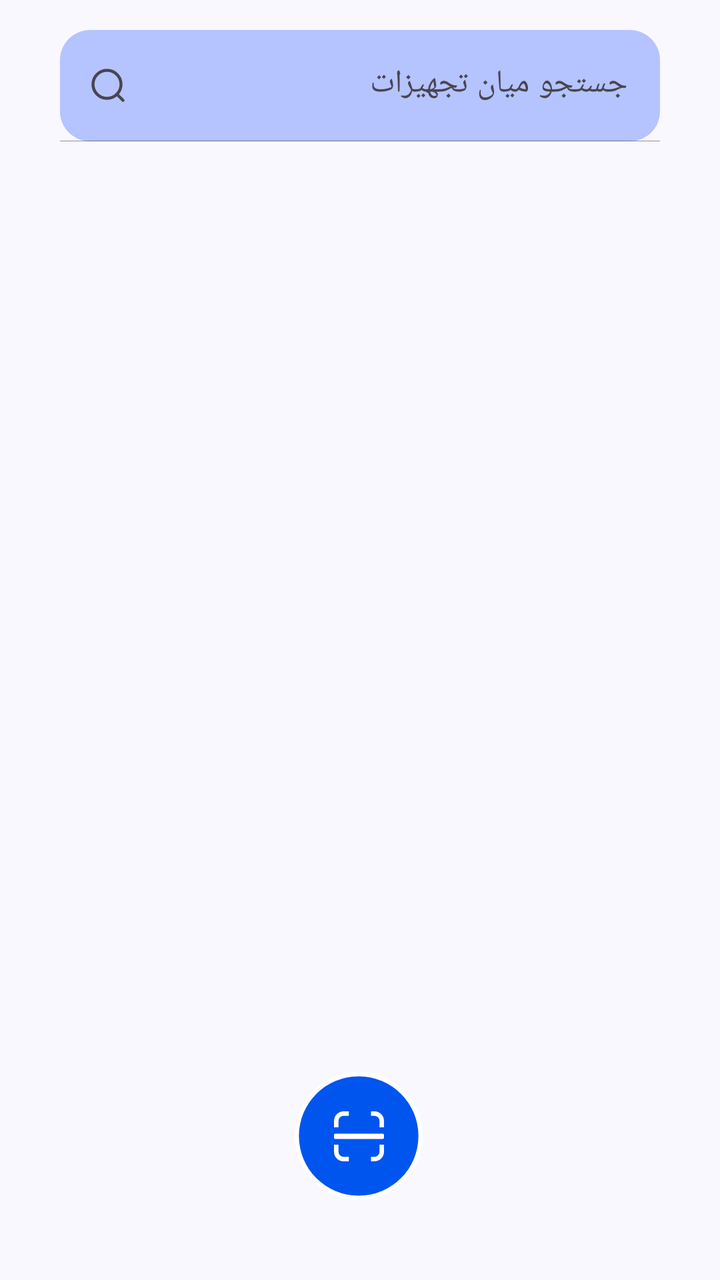
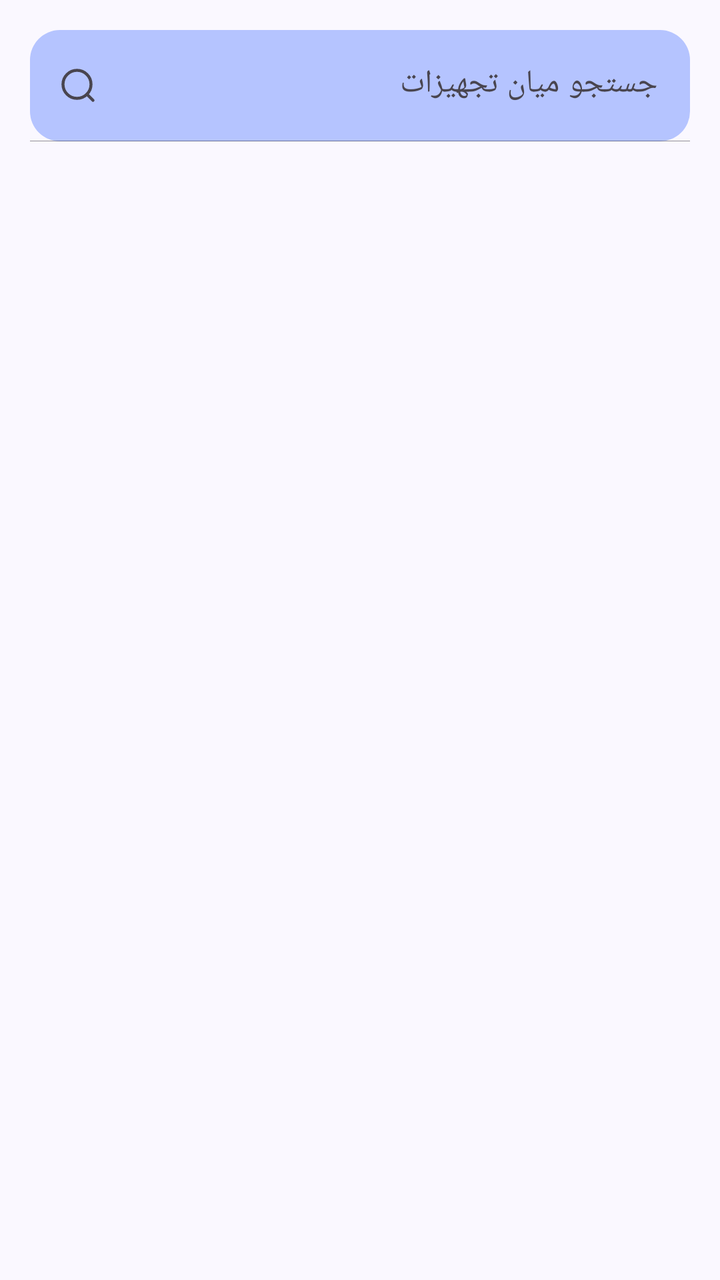

Screens rendered from an Android XML layout before and after an edit, with the pre-edit source and the edit as a unified diff.
<!-- AndroidManifest.xml: application theme Theme.Iotequipment -->
<!-- res/layout/fragment_search.xml -->
<?xml version="1.0" encoding="utf-8"?>
<androidx.constraintlayout.widget.ConstraintLayout
    xmlns:tools="http://schemas.android.com/tools"
    android:layout_width="match_parent"
    android:layout_height="match_parent"
    xmlns:app="http://schemas.android.com/apk/res-auto"
    xmlns:android="http://schemas.android.com/apk/res/android">

    
    <include
        layout="@layout/search_bar"
        app:layout_constraintBottom_toBottomOf="parent"
        app:layout_constraintEnd_toEndOf="parent"
        app:layout_constraintStart_toStartOf="parent"
        app:layout_constraintTop_toTopOf="parent" />

    <androidx.recyclerview.widget.RecyclerView
        android:id="@+id/search_recyclerView"
        android:layout_width="match_parent"
        android:padding="15dp"
        android:layout_height="0dp"
        app:layout_constraintBottom_toBottomOf="parent"
        app:layout_constraintTop_toBottomOf="@+id/searchBox"
        tools:layout_editor_absoluteX="0dp" />

    <ImageButton
        android:id="@+id/btn_fab_scan"
        android:layout_width="64dp"
        android:layout_height="64dp"
        android:layout_marginBottom="40dp"
        app:layout_constraintBottom_toBottomOf="parent"
        app:layout_constraintEnd_toEndOf="parent"
        app:layout_constraintHorizontal_bias="0.498"
        app:layout_constraintStart_toStartOf="parent"
        android:background="@drawable/rec_btn_fab"
        app:srcCompat="@drawable/ic_fab" />


</androidx.constraintlayout.widget.ConstraintLayout>
<!-- res/layout/search_bar.xml (included above) -->
<?xml version="1.0" encoding="utf-8"?>
<merge xmlns:android="http://schemas.android.com/apk/res/android"
    xmlns:app="http://schemas.android.com/apk/res-auto">

    <com.google.android.material.textfield.TextInputLayout
        android:id="@+id/searchBox"
        android:layout_width="match_parent"
        android:layout_height="wrap_content"
        android:padding="15dp"
        android:layout_margin="15dp"
        app:endIconMode="clear_text"
        app:counterMaxLength="20"
        app:boxStrokeWidth = "0.3dp"
        app:boxStrokeColor="@color/md_theme_background"
        app:boxStrokeWidthFocused = "1.5dp"
        app:boxBackgroundMode="filled"
        app:startIconDrawable="@drawable/ic_search"
        app:boxBackgroundColor="@color/md_theme_inversePrimary_mediumContrast"
        android:hint="@string/searchbar_hint"
        app:boxCornerRadiusTopStart="15dp"
        app:boxCornerRadiusTopEnd="15dp"
        app:boxCornerRadiusBottomStart="15dp"
        app:boxCornerRadiusBottomEnd="15dp"
        android:textAppearance="@color/md_theme_background"
        app:placeholderTextAppearance="@color/md_theme_background"
        >
        <com.google.android.material.textfield.TextInputEditText
            android:id="@+id/search_bar"
            android:layout_width="match_parent"
            android:layout_height="wrap_content"
            android:maxLength="30"
            android:maxLines="1"
            />
    </com.google.android.material.textfield.TextInputLayout>

</merge>
<!-- resources referenced by this layout -->
<resources>
  <color name="md_theme_background">#FAF8FF</color>
  <color name="md_theme_inversePrimary_mediumContrast">#B5C4FF</color>
  <!-- drawable ic_fab (drawable) -->
  <vector xmlns:android="http://schemas.android.com/apk/res/android"
      android:width="25dp"
      android:height="25dp"
      android:viewportWidth="30"
      android:viewportHeight="30">
    <group>
      <clip-path
          android:pathData="M0,0h30v30h-30z"/>
      <path
          android:pathData="M5.721,0H8.901V2.722H5.721C4.928,2.722 4.168,3.035 3.607,3.594C3.047,4.154 2.733,4.912 2.733,5.703V9.6H0V5.708C0.001,4.96 0.15,4.219 0.438,3.528C0.726,2.838 1.147,2.21 1.679,1.682C2.208,1.15 2.838,0.727 3.531,0.439C4.225,0.15 4.969,0.001 5.721,0ZM0.795,13.406H29.205C29.416,13.408 29.617,13.493 29.766,13.643C29.915,13.792 29.999,13.994 30,14.204V15.796C30.001,16.008 29.917,16.211 29.769,16.362C29.62,16.513 29.417,16.599 29.205,16.602H0.795C0.583,16.6 0.38,16.514 0.231,16.363C0.082,16.212 -0.001,16.008 0,15.796V14.204C0,13.993 0.084,13.791 0.233,13.641C0.382,13.492 0.584,13.407 0.795,13.406ZM22.16,0H24.279C25.029,0 25.772,0.149 26.464,0.436C27.157,0.723 27.785,1.144 28.314,1.675C28.847,2.204 29.269,2.832 29.558,3.524C29.846,4.216 29.995,4.958 29.995,5.708V9.6H27.272V5.708C27.271,5.316 27.193,4.929 27.042,4.567C26.891,4.205 26.67,3.877 26.391,3.601C26.114,3.324 25.784,3.104 25.421,2.954C25.059,2.804 24.67,2.727 24.277,2.727H22.16V0ZM29.99,19.983V24.292C29.985,25.804 29.381,27.253 28.309,28.323C27.237,29.392 25.785,29.995 24.27,30H22.16V27.278H24.279C25.072,27.274 25.831,26.958 26.391,26.399C26.951,25.84 27.268,25.083 27.272,24.292V19.983H29.99ZM8.892,29.993H5.711C4.198,29.991 2.747,29.389 1.679,28.32L1.6,28.235C0.575,27.177 0.002,25.763 0,24.292V19.983H2.728V24.292C2.729,25.056 3.022,25.79 3.548,26.345L3.609,26.399C3.886,26.677 4.215,26.897 4.577,27.048C4.939,27.199 5.328,27.277 5.721,27.278H8.901V30L8.892,29.993Z"
          android:fillColor="#ffffff"/>
    </group>
  </vector>
  <!-- drawable ic_search (drawable) -->
  <vector xmlns:android="http://schemas.android.com/apk/res/android"
      android:width="24dp"
      android:height="24dp"
      android:viewportWidth="24"
      android:viewportHeight="24">
    <path
        android:pathData="M11.5,18.5C15.366,18.5 18.5,15.366 18.5,11.5C18.5,7.634 15.366,4.5 11.5,4.5C7.634,4.5 4.5,7.634 4.5,11.5C4.5,15.366 7.634,18.5 11.5,18.5Z"
        android:strokeLineJoin="round"
        android:strokeWidth="1.5"
        android:fillColor="#00000000"
        android:strokeColor="#000D26"
        android:strokeLineCap="round"/>
    <path
        android:pathData="M16.5,16.5L19.5,19.5"
        android:strokeLineJoin="round"
        android:strokeWidth="1.5"
        android:fillColor="#00000000"
        android:strokeColor="#000D26"
        android:strokeLineCap="round"/>
  </vector>
  <!-- drawable rec_btn_fab (drawable) -->
  <vector xmlns:android="http://schemas.android.com/apk/res/android"
      android:width="90dp"
      android:height="90dp"
      android:viewportWidth="90"
      android:viewportHeight="90">
    <path
        android:pathData="M45,1.5C69.024,1.5 88.5,20.976 88.5,45C88.5,69.024 69.024,88.5 45,88.5C20.976,88.5 1.5,69.024 1.5,45C1.5,20.976 20.976,1.5 45,1.5Z"
        android:strokeWidth="3"
        android:fillColor="#0055EF"
        android:strokeColor="#ffffff"/>
  </vector>
  <string name="searchbar_hint">جستجو میان تجهیزات</string>
  <style name="Theme.Iotequipment" parent="Base.Theme.Iotequipment" />
  <style name="Base.Theme.Iotequipment" parent="Theme.Material3.DayNight.NoActionBar">
          <item name="fontFamily">@font/iran_yekan_regular</item>
          
          
          <item name="colorPrimary">@color/md_theme_primary</item>
          <item name="android:colorBackground">@color/md_theme_background</item>
  
      </style>
  <color name="md_theme_primary">#0055EF</color>
</resources>

<!-- the commit's change to res/layout/fragment_search.xml (unified diff, before → after) -->
@@ -23,18 +23,6 @@
         app:layout_constraintTop_toBottomOf="@+id/searchBox"
         tools:layout_editor_absoluteX="0dp" />
 
-    <ImageButton
-        android:id="@+id/btn_fab_scan"
-        android:layout_width="64dp"
-        android:layout_height="64dp"
-        android:layout_marginBottom="40dp"
-        app:layout_constraintBottom_toBottomOf="parent"
-        app:layout_constraintEnd_toEndOf="parent"
-        app:layout_constraintHorizontal_bias="0.498"
-        app:layout_constraintStart_toStartOf="parent"
-        android:background="@drawable/rec_btn_fab"
-        app:srcCompat="@drawable/ic_fab" />
-
 
 </androidx.constraintlayout.widget.ConstraintLayout>
 <!-- res/layout/search_bar.xml (included above) -->
@@ -47,7 +35,6 @@
         android:layout_width="match_parent"
         android:layout_height="wrap_content"
         android:padding="15dp"
-        android:layout_margin="15dp"
         app:endIconMode="clear_text"
         app:counterMaxLength="20"
         app:boxStrokeWidth = "0.3dp"
@@ -71,6 +58,7 @@
             android:maxLength="30"
             android:maxLines="1"
             />
+
     </com.google.android.material.textfield.TextInputLayout>
 
 </merge>
<!-- resource entries referenced after the edit -->
@@ -2,20 +2,6 @@
 <resources>
   <color name="md_theme_background">#FAF8FF</color>
   <color name="md_theme_inversePrimary_mediumContrast">#B5C4FF</color>
-  <!-- drawable ic_fab (drawable) -->
-  <vector xmlns:android="http://schemas.android.com/apk/res/android"
-      android:width="25dp"
-      android:height="25dp"
-      android:viewportWidth="30"
-      android:viewportHeight="30">
-    <group>
-      <clip-path
-          android:pathData="M0,0h30v30h-30z"/>
-      <path
-          android:pathData="M5.721,0H8.901V2.722H5.721C4.928,2.722 4.168,3.035 3.607,3.594C3.047,4.154 2.733,4.912 2.733,5.703V9.6H0V5.708C0.001,4.96 0.15,4.219 0.438,3.528C0.726,2.838 1.147,2.21 1.679,1.682C2.208,1.15 2.838,0.727 3.531,0.439C4.225,0.15 4.969,0.001 5.721,0ZM0.795,13.406H29.205C29.416,13.408 29.617,13.493 29.766,13.643C29.915,13.792 29.999,13.994 30,14.204V15.796C30.001,16.008 29.917,16.211 29.769,16.362C29.62,16.513 29.417,16.599 29.205,16.602H0.795C0.583,16.6 0.38,16.514 0.231,16.363C0.082,16.212 -0.001,16.008 0,15.796V14.204C0,13.993 0.084,13.791 0.233,13.641C0.382,13.492 0.584,13.407 0.795,13.406ZM22.16,0H24.279C25.029,0 25.772,0.149 26.464,0.436C27.157,0.723 27.785,1.144 28.314,1.675C28.847,2.204 29.269,2.832 29.558,3.524C29.846,4.216 29.995,4.958 29.995,5.708V9.6H27.272V5.708C27.271,5.316 27.193,4.929 27.042,4.567C26.891,4.205 26.67,3.877 26.391,3.601C26.114,3.324 25.784,3.104 25.421,2.954C25.059,2.804 24.67,2.727 24.277,2.727H22.16V0ZM29.99,19.983V24.292C29.985,25.804 29.381,27.253 28.309,28.323C27.237,29.392 25.785,29.995 24.27,30H22.16V27.278H24.279C25.072,27.274 25.831,26.958 26.391,26.399C26.951,25.84 27.268,25.083 27.272,24.292V19.983H29.99ZM8.892,29.993H5.711C4.198,29.991 2.747,29.389 1.679,28.32L1.6,28.235C0.575,27.177 0.002,25.763 0,24.292V19.983H2.728V24.292C2.729,25.056 3.022,25.79 3.548,26.345L3.609,26.399C3.886,26.677 4.215,26.897 4.577,27.048C4.939,27.199 5.328,27.277 5.721,27.278H8.901V30L8.892,29.993Z"
-          android:fillColor="#ffffff"/>
-    </group>
-  </vector>
   <!-- drawable ic_search (drawable) -->
   <vector xmlns:android="http://schemas.android.com/apk/res/android"
       android:width="24dp"
@@ -37,18 +23,6 @@
         android:strokeColor="#000D26"
         android:strokeLineCap="round"/>
   </vector>
-  <!-- drawable rec_btn_fab (drawable) -->
-  <vector xmlns:android="http://schemas.android.com/apk/res/android"
-      android:width="90dp"
-      android:height="90dp"
-      android:viewportWidth="90"
-      android:viewportHeight="90">
-    <path
-        android:pathData="M45,1.5C69.024,1.5 88.5,20.976 88.5,45C88.5,69.024 69.024,88.5 45,88.5C20.976,88.5 1.5,69.024 1.5,45C1.5,20.976 20.976,1.5 45,1.5Z"
-        android:strokeWidth="3"
-        android:fillColor="#0055EF"
-        android:strokeColor="#ffffff"/>
-  </vector>
   <string name="searchbar_hint">جستجو میان تجهیزات</string>
   <style name="Theme.Iotequipment" parent="Base.Theme.Iotequipment" />
   <style name="Base.Theme.Iotequipment" parent="Theme.Material3.DayNight.NoActionBar">
